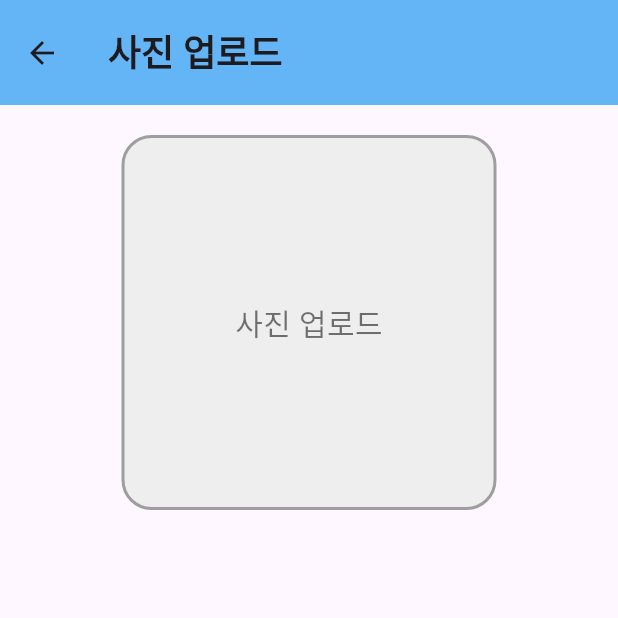
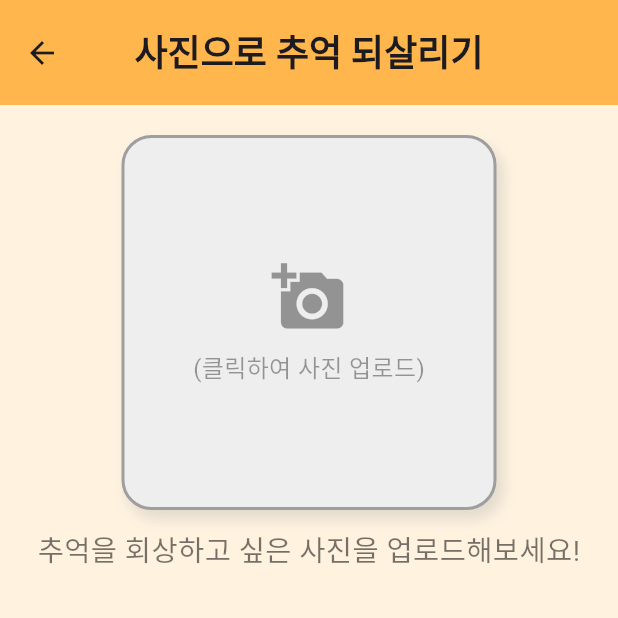
Before and after one commit to Minseong-Choi/2025ESWContest_free_1125, a Flutter app: the ContentsScreen screen opened directly, after a tap on "사진 업로드", on a phone screen of 412 x 824 dp, the top half of it. Run offline on Flutter 3.47's test engine with Material 3 defaults, Android fonts, the phone set to English and light mode, and no system bars; our stand-ins replace image_picker.

Commit message:
UI 수정

```diff
--- a/lib/screens/contents/contents_screen.dart
+++ b/lib/screens/contents/contents_screen.dart
@@ -15,110 +15,77 @@ class ContentsScreen extends StatelessWidget {
   @override
   Widget build(BuildContext context) {
     return Scaffold(
+      backgroundColor: Colors.orange.shade50,
       appBar: AppBar(
         title: const Text(
-          '카테고리 선택',
-          style: TextStyle(fontSize: 28, fontWeight: FontWeight.bold),
+          "무엇을 해볼까요?",
+          style: TextStyle(fontSize: 26, fontWeight: FontWeight.bold),
         ),
         backgroundColor: Colors.orange.shade300,
         toolbarHeight: 80,
-        iconTheme: const IconThemeData(size: 30),
+        centerTitle: true,
+        iconTheme: const IconThemeData(size: 30, color: Colors.white),
       ),
-      body: Container(
-        decoration: BoxDecoration(
-          gradient: LinearGradient(
-            begin: Alignment.topCenter,
-            end: Alignment.bottomCenter,
-            colors: [
-              Colors.yellow.shade50,
-              Colors.orange.shade50,
+      body: Center( // ✅ 화면 정중앙 배치
+        child: Column(
+          mainAxisAlignment: MainAxisAlignment.center, // 세로 중앙
+          children: [
+            _buildPlayfulButton(contents[0], context, size: 200),
+            const SizedBox(height: 30),
+            _buildPlayfulButton(contents[1], context, size: 200),
+            const SizedBox(height: 30),
+            _buildPlayfulButton(contents[2], context, size: 200), // 밑에 조금 더 큼
           ],
         ),
       ),
-        child: Padding(
-          padding: const EdgeInsets.all(20.0),
-          child: GridView.builder(
-            gridDelegate: const SliverGridDelegateWithFixedCrossAxisCount(
-              crossAxisCount: 2,
-              crossAxisSpacing: 20,
-              mainAxisSpacing: 20,
-              childAspectRatio: 1.2,
-            ),
-            itemCount: contents.length,
-            itemBuilder: (context, index) {
-              final item = contents[index];
+    );
+  }
 
-              return CategoryButton(
-                name: item['name'],
-                icon: item['icon'],
-                color: item['color'],
+  Widget _buildPlayfulButton(Map<String, dynamic> item, BuildContext context,
+      {double size = 180}) {
+    return InkWell(
       onTap: () {
         Widget nextScreen;
 
         if (item['name'] == '그림 퀴즈') {
-                    nextScreen = CategoryScreen();
+          nextScreen = const CategoryScreen();
         } else if (item['name'] == '사진 업로드') {
-                    nextScreen = GalleryScreen();
-                  } else if (item['name'] == '그림 요청하기') {
-                    nextScreen = RequestScreen();
+          nextScreen = const GalleryScreen();
         } else {
-                    return;
+          nextScreen = const RequestScreen();
         }
 
         Navigator.push(
           context,
-                    MaterialPageRoute(builder: (context) => nextScreen),
+          MaterialPageRoute(builder: (_) => nextScreen),
         );
       },
-              );
-            },
-          ),
-        ),
-      ),
-    );
-  }
-}
-
-class CategoryButton extends StatelessWidget {
-  final String name;
-  final IconData icon;
-  final Color color;
-  final VoidCallback onTap;
-
-  const CategoryButton({
-    Key? key,
-    required this.name,
-    required this.icon,
-    required this.color,
-    required this.onTap,
-  }) : super(key: key);
-
-  @override
-  Widget build(BuildContext context) {
-    return InkWell(
-      onTap: onTap,
-      child: Container(
+      child: AnimatedContainer(
+        duration: const Duration(milliseconds: 200),
+        curve: Curves.easeOut,
+        width: size,
+        height: size,
         decoration: BoxDecoration(
-          color: color,
-          borderRadius: BorderRadius.circular(25),
+          color: item['color'],
+          borderRadius: BorderRadius.circular(30),
           boxShadow: [
             BoxShadow(
-              color: Colors.grey.withOpacity(0.3),
+              color: item['color'].withOpacity(0.5),
               spreadRadius: 2,
-              blurRadius: 5,
-              offset: const Offset(0, 3),
+              blurRadius: 10,
+              offset: const Offset(4, 6),
             ),
           ],
         ),
         child: Column(
           mainAxisAlignment: MainAxisAlignment.center,
           children: [
-            Icon(icon, size: 60, color: Colors.white),
-            const SizedBox(height: 15),
+            Icon(item['icon'], size: size * 0.35, color: Colors.white),
+            const SizedBox(height: 12),
             Text(
-              name,
-              style: const TextStyle(
-                fontSize: 26,
+              item['name'],
+              style: TextStyle(
+                fontSize: size * 0.12,
                 fontWeight: FontWeight.bold,
                 color: Colors.white,
               ),
--- a/lib/screens/gallery/gallery_screen.dart
+++ b/lib/screens/gallery/gallery_screen.dart
@@ -15,6 +15,7 @@ class _GalleryScreenState extends State<GalleryScreen> {
   final ImagePicker _picker = ImagePicker();
   final api = ApiService();
   List<String> _questions = [];
+  bool _isLoading = false;
 
   // 이미지 선택
   Future<void> _pickImage(ImageSource source) async {
@@ -23,6 +24,7 @@ class _GalleryScreenState extends State<GalleryScreen> {
       setState(() {
         _selectedImage = File(pickedFile.path);
         _questions = [];
+        _isLoading = true; // 질문 생성 중
       });
 
       await _uploadImage();
@@ -35,14 +37,27 @@ class _GalleryScreenState extends State<GalleryScreen> {
 
     final response = await api.uploadImage(_selectedImage!);
     if (response != null) {
+      List<String> questions = List<String>.from(response['questions'] ?? []);
+
+      // 질문을 순차적으로 화면에 추가
+      for (int i = 0; i < questions.length; i++) {
+        await Future.delayed(const Duration(milliseconds: 500));
+        setState(() {
+          _questions.add(questions[i]);
+        });
+      }
+
       setState(() {
-        _questions = List<String>.from(response['questions'] ?? []);
+        _isLoading = false;
       });
 
       ScaffoldMessenger.of(context).showSnackBar(
-        const SnackBar(content: Text("이미지 업로드 성공! 질문이 생성되었습니다.")),
+        const SnackBar(content: Text("질문 생성 완료!")),
       );
     } else {
+      setState(() {
+        _isLoading = false;
+      });
       ScaffoldMessenger.of(context).showSnackBar(
         const SnackBar(content: Text("업로드 실패")),
       );
@@ -81,13 +96,15 @@ class _GalleryScreenState extends State<GalleryScreen> {
   @override
   Widget build(BuildContext context) {
     return Scaffold(
+      backgroundColor: Colors.orange.shade50,
       appBar: AppBar(
         title: const Text(
-          "사진 업로드",
+          "사진으로 추억 되살리기",
           style: TextStyle(fontSize: 24, fontWeight: FontWeight.bold),
         ),
-        backgroundColor: Colors.blue.shade300,
+        backgroundColor: Colors.orange.shade300,
         toolbarHeight: 70,
+        centerTitle: true,
       ),
       body: Padding(
         padding: const EdgeInsets.all(20.0),
@@ -102,13 +119,27 @@ class _GalleryScreenState extends State<GalleryScreen> {
                   color: Colors.grey.shade200,
                   borderRadius: BorderRadius.circular(20),
                   border: Border.all(color: Colors.grey, width: 2),
+                  boxShadow: [
+                    BoxShadow(
+                      color: Colors.grey.withOpacity(0.3),
+                      blurRadius: 8,
+                      offset: const Offset(4, 6),
+                    ),
+                  ],
                 ),
                 child: _selectedImage == null
-                    ? const Center(
-                  child: Text(
-                    "사진 업로드",
-                    style: TextStyle(fontSize: 20, color: Colors.black54),
-                  ),
+                    ? Column(
+                  mainAxisAlignment: MainAxisAlignment.center,
+                  children: const [
+                    Icon(Icons.add_a_photo,
+                        size: 50, color: Colors.black38),
+                    SizedBox(height: 10),
+                    Text(
+                      "(클릭하여 사진 업로드)",
+                      style:
+                      TextStyle(fontSize: 16, color: Colors.black38),
+                    ),
+                  ],
                 )
                     : ClipRRect(
                   borderRadius: BorderRadius.circular(20),
@@ -119,21 +150,59 @@ class _GalleryScreenState extends State<GalleryScreen> {
                 ),
               ),
             ),
+            const SizedBox(height: 12),
+
+            // 📌 사진 업로드 안내 문구 (업로드 전만)
+            if (_selectedImage == null)
+              const Text(
+                "추억을 회상하고 싶은 사진을 업로드해보세요!",
+                textAlign: TextAlign.center,
+                style: TextStyle(fontSize: 19, color: Colors.black54),
+              ),
+
+            // 📌 로딩 문구
+            if (_isLoading)
+              const Padding(
+                padding: EdgeInsets.only(top: 16),
+                child: Text(
+                  "질문을 생성중이에요...",
+                  style: TextStyle(fontSize: 16, fontStyle: FontStyle.italic),
+                ),
+              ),
+
             const SizedBox(height: 20),
+
+            // 질문 리스트
             Expanded(
               child: ListView.builder(
                 itemCount: _questions.length,
                 itemBuilder: (context, index) {
                   return Card(
                     margin: const EdgeInsets.symmetric(vertical: 8),
+                    shape: RoundedRectangleBorder(
+                        borderRadius: BorderRadius.circular(15)),
                     child: Padding(
                       padding: const EdgeInsets.all(16.0),
-                      child: Text(
-                        _questions[index],
-                        style: const TextStyle(
-                          fontSize: 18,
-                          fontWeight: FontWeight.w500,
-                        ),
+                      child: Row(
+                        children: [
+                          Expanded(
+                            child: Text(
+                              _questions[index],
+                              style: const TextStyle(
+                                  fontSize: 18, fontWeight: FontWeight.w500),
+                            ),
+                          ),
+                          // 🎙 녹음 버튼 자리만 표시
+                          Container(
+                            width: 40,
+                            height: 40,
+                            decoration: BoxDecoration(
+                              color: Colors.orange.shade200,
+                              shape: BoxShape.circle,
+                            ),
+                            child: const Icon(Icons.mic, color: Colors.white),
+                          ),
+                        ],
                       ),
                     ),
                   );
```
Also changed, not shown: lib/screens/home/home_screen.dart (+5 -5 lines), lib/screens/request/request_screen.dart (+30 -14 lines), 1 other file. Lines whose indentation alone changed are shown as unchanged.
